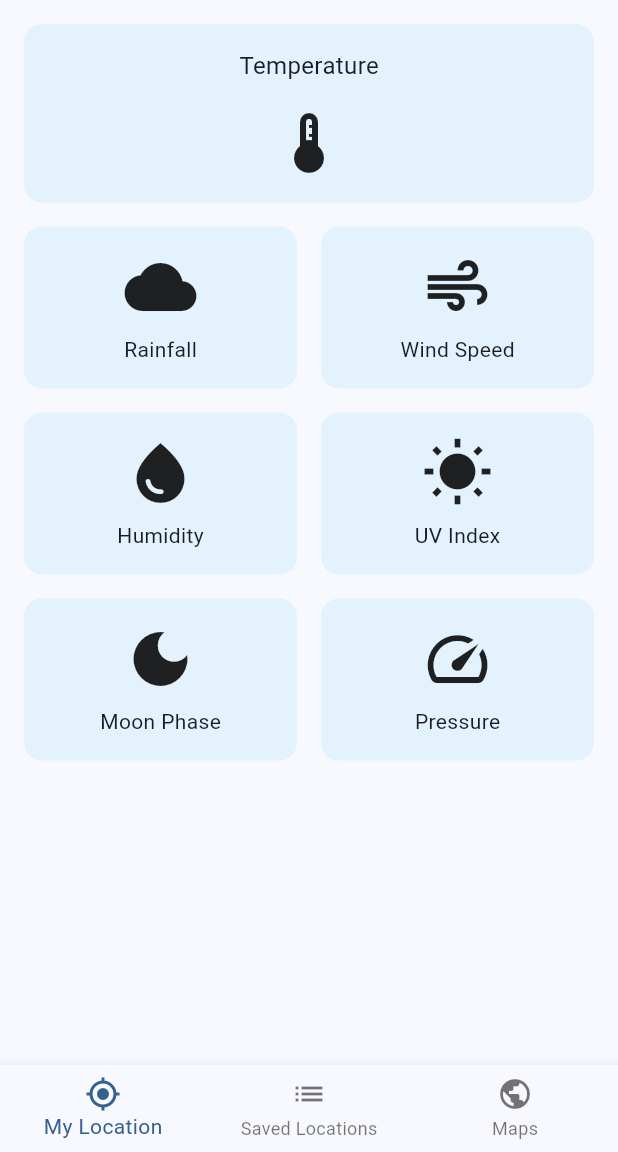
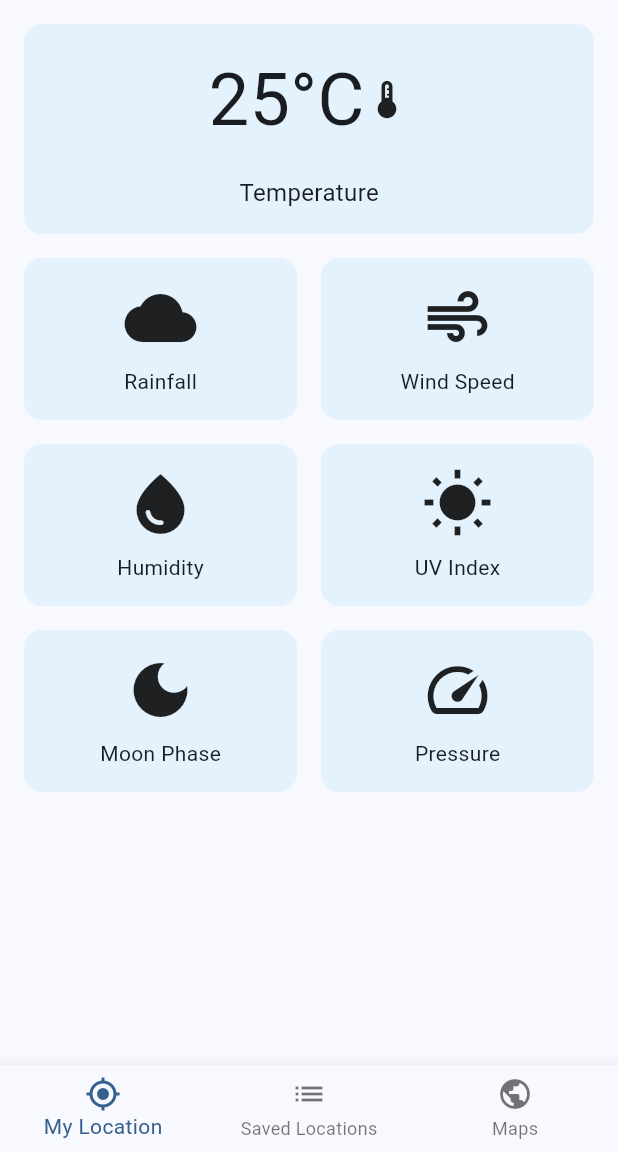
Before and after one commit to mthsaar/kleema, a Flutter app: the screen it shows after launch, on a phone screen of 412 x 824 dp, the part 84-1236 px from its top. Run offline on Flutter 3.47's test engine with Material 3 defaults, Android fonts, the phone set to English and light mode, and no system bars.

Commit message:
UI updated

```diff
--- a/lib/main.dart
+++ b/lib/main.dart
@@ -1,3 +1,5 @@
+import 'dart:convert';
+
 import 'package:flutter/material.dart';
 import 'package:kleema/strings.dart';
 import 'package:kleema/services/weather_services.dart';
@@ -74,12 +76,25 @@ class _MyHomePageState extends State<MyHomePage> {
 
               child: Column(
                 children: [
+                  Row(
+                    mainAxisAlignment: MainAxisAlignment.center,
+                    children: [
+                      Text(
+                        '25°C',
+                        style: const TextStyle(
+                          fontSize: 48.0,
+                          fontWeight: FontWeight.normal,
+                        ),
+                      ),
+                      const Icon(Icons.thermostat, size: 30.0),
+                    ],
+                  ),
+
+                  const SizedBox(height: 16.0),
                   const Text(
                     Strings.temperature,
                     style: TextStyle(fontSize: 16.0),
                   ),
-                  const SizedBox(height: 16.0),
-                  const Icon(Icons.thermostat, size: 48.0),
                 ],
               ),
             ),
```
